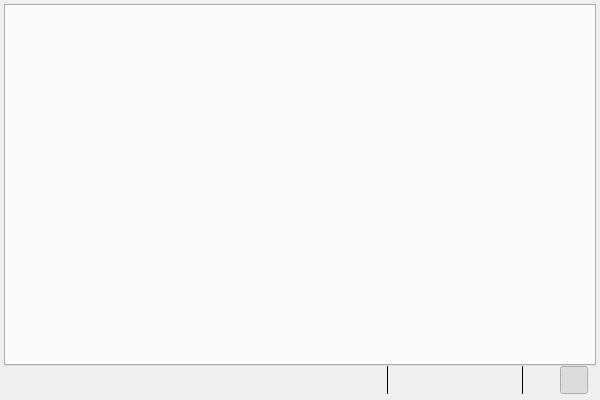
Qt form plotter_gui/tabbedplotwidget.ui (ziparker/PlotJuggler) before a commit.
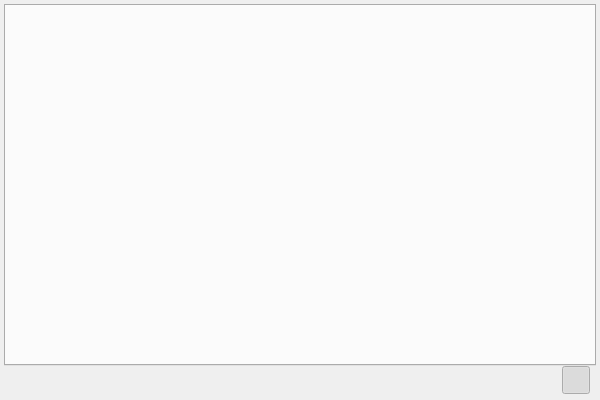
The same form after that commit. Icons and pictures are not drawn. Custom widgets are drawn as their Qt base class.

Commit message: fix gui, including dark theme icons

```diff
--- a/plotter_gui/tabbedplotwidget.ui
+++ b/plotter_gui/tabbedplotwidget.ui
@@ -65,19 +65,19 @@
     <widget class="QWidget" name="widgetControls" native="true">
      <layout class="QHBoxLayout" name="controlsLayout">
       <property name="spacing">
-       <number>4</number>
+       <number>2</number>
       </property>
       <property name="sizeConstraint">
        <enum>QLayout::SetMinimumSize</enum>
       </property>
       <property name="leftMargin">
-       <number>8</number>
+       <number>6</number>
       </property>
       <property name="topMargin">
        <number>0</number>
       </property>
       <property name="rightMargin">
-       <number>8</number>
+       <number>6</number>
       </property>
       <property name="bottomMargin">
        <number>2</number>
@@ -224,16 +224,6 @@
         </property>
        </widget>
       </item>
-      <item>
-       <widget class="Line" name="line_2">
-        <property name="frameShadow">
-         <enum>QFrame::Plain</enum>
-        </property>
-        <property name="orientation">
-         <enum>Qt::Vertical</enum>
-        </property>
-       </widget>
-      </item>
       <item>
        <widget class="QPushButton" name="pushAddColumn">
         <property name="sizePolicy">
@@ -433,25 +423,6 @@
         </property>
        </widget>
       </item>
-      <item>
-       <widget class="Line" name="line">
-        <property name="minimumSize">
-         <size>
-          <width>0</width>
-          <height>0</height>
-         </size>
-        </property>
-        <property name="frameShadow">
-         <enum>QFrame::Plain</enum>
-        </property>
-        <property name="lineWidth">
-         <number>1</number>
-        </property>
-        <property name="orientation">
-         <enum>Qt::Vertical</enum>
-        </property>
-       </widget>
-      </item>
       <item>
        <widget class="QPushButton" name="pushButtonShowLabel">
         <property name="minimumSize">
```
Left out of the diff: 4 changed lines with no effect on the pictures. The commit also changes 7 other files.
